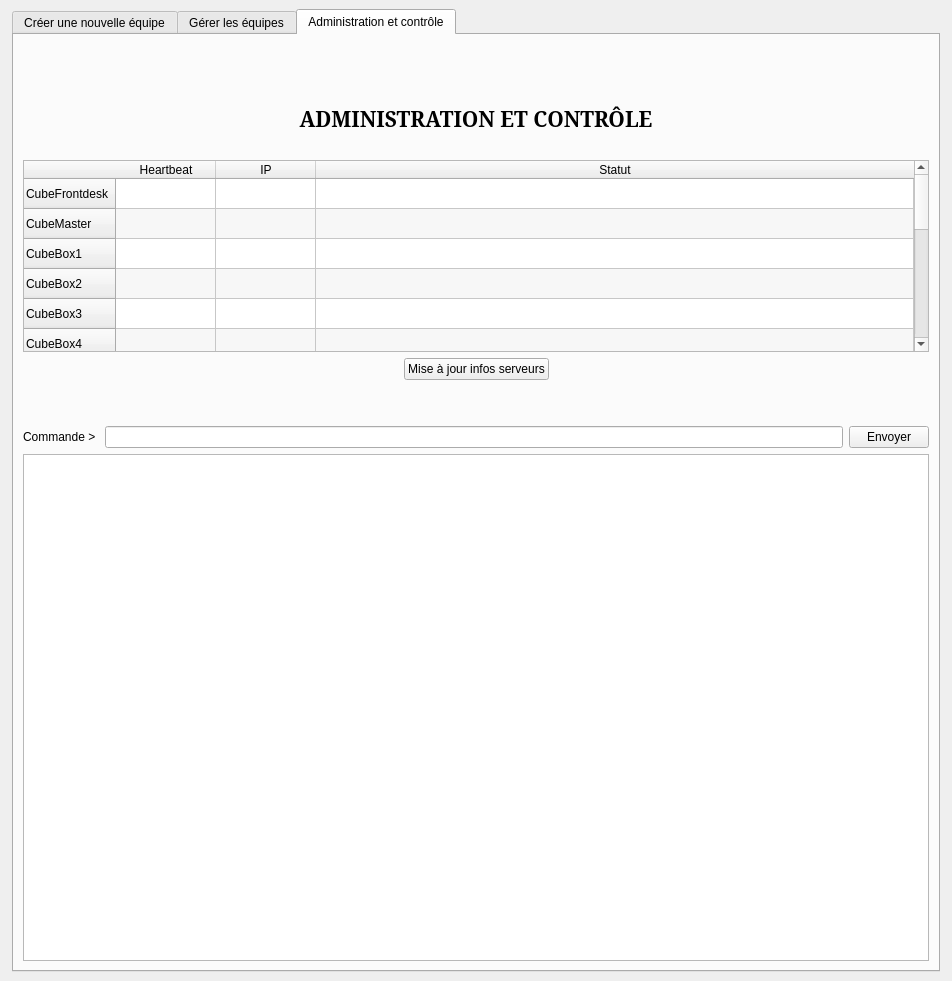
Above: thecubeivazio/cubegui/cubegui.ui from jwav/thecube-ivazio before the change. Below: the same form after it.
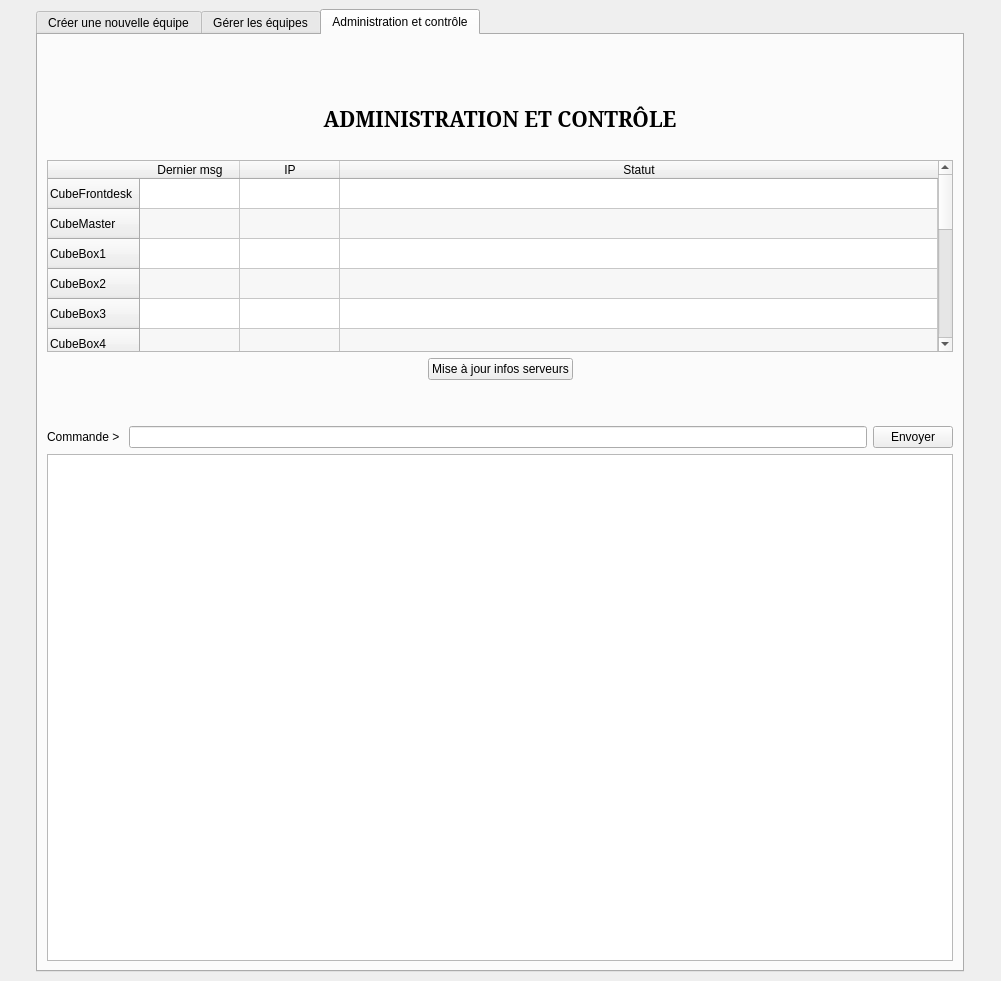
That is the form after the change. The open tabs and pages were chosen to show the change. Icons and pictures are not drawn.

Commit message: the "new team" tab in the gui works swimmingly

```diff
--- a/thecubeivazio/cubegui/cubegui.ui
+++ b/thecubeivazio/cubegui/cubegui.ui
@@ -6,7 +6,7 @@
    <rect>
     <x>0</x>
     <y>0</y>
-    <width>952</width>
+    <width>1001</width>
     <height>981</height>
    </rect>
   </property>
@@ -1166,7 +1166,7 @@
             <row/>
             <column>
              <property name="text">
-              <string>Heartbeat</string>
+              <string>Dernier msg</string>
              </property>
             </column>
             <column>
```
Left out of the diff: 36 changed lines with no effect on the pictures. The commit also changes 5 other files.
